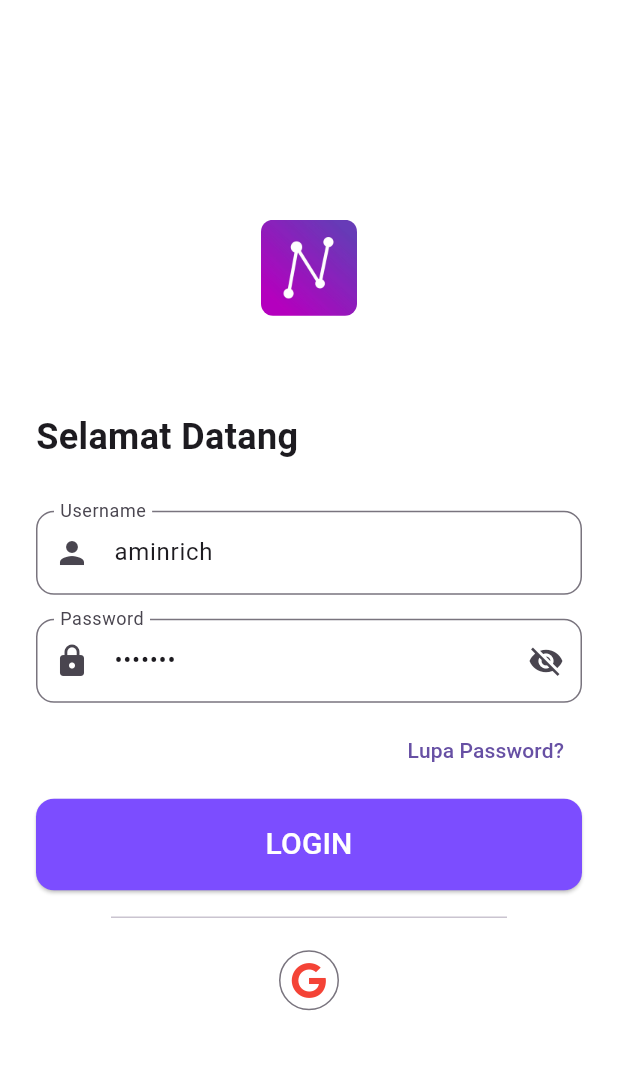
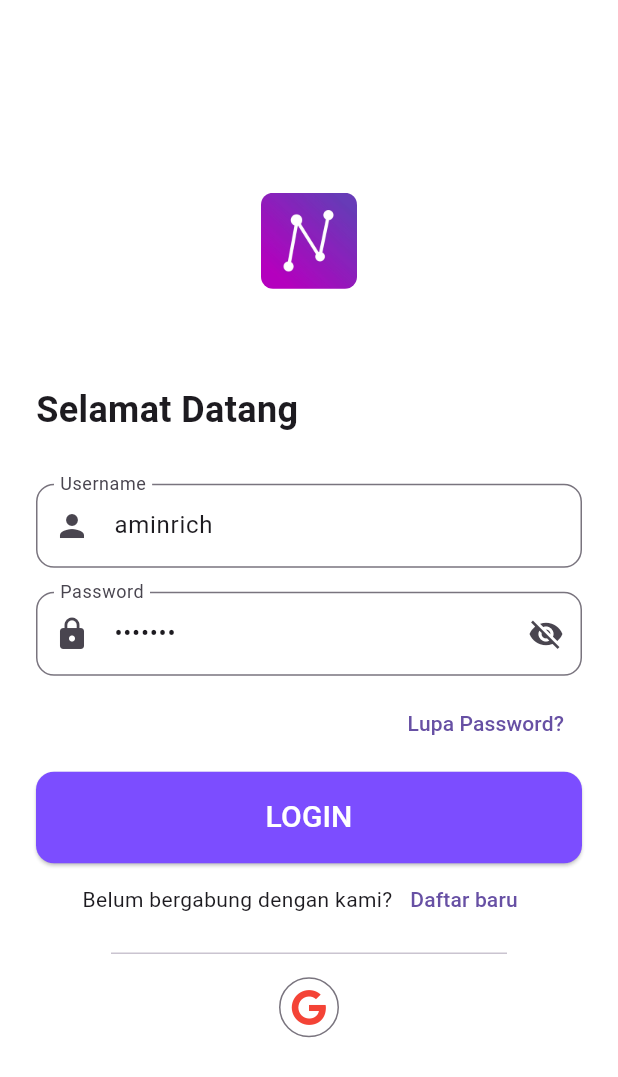
Before and after one commit to hafidz98/nginvesyuk, a Flutter app: the screen it shows after launch, on a phone screen of 412 x 824 dp. Shown: the top 1077 px of the screen. Run offline on Flutter 3.47's test engine with Material 3 defaults, Android fonts, the light colour scheme and no system bars; our stand-ins replace fl_chart, font_awesome_flutter, shared_preferences.

Commit message:
add sign_up button

```diff
--- a/lib/feature/login/login_screen.dart
+++ b/lib/feature/login/login_screen.dart
@@ -135,7 +135,8 @@ class _LoginScreenState extends State<LoginScreen> {
                                     Future.delayed(Durations.long1, () {
                                       Navigator.of(context).pushAndRemoveUntil(
                                         MaterialPageRoute(
-                                          builder: (context) => const HomeScreen(),
+                                          builder: (context) =>
+                                              const HomeScreen(),
                                         ),
                                         (route) => false,
                                       );
@@ -170,8 +171,22 @@ class _LoginScreenState extends State<LoginScreen> {
                             style: TextStyle(fontSize: 20, color: Colors.white),
                           ),
                         ),
-                        const Divider(indent: 50, endIndent: 50, height: 36),
-                        Row(mainAxisAlignment: MainAxisAlignment.center, children: [
+                        Align(
+                          alignment: Alignment.center,
+                          child: Row(
+                            mainAxisAlignment: MainAxisAlignment.center,
+                            children: [
+                              const Text('Belum bergabung dengan kami?'),
+                              TextButton(
+                                  onPressed: () {},
+                                  child: const Text('Daftar baru')),
+                            ],
+                          ),
+                        ),
+                        const Divider(indent: 50, endIndent: 50, height: 24),
+                        Row(
+                            mainAxisAlignment: MainAxisAlignment.center,
+                            children: [
                               IconButton.outlined(
                                   onPressed: () {},
                                   icon: const FaIcon(
```
Lines whose indentation alone changed are shown as unchanged.
